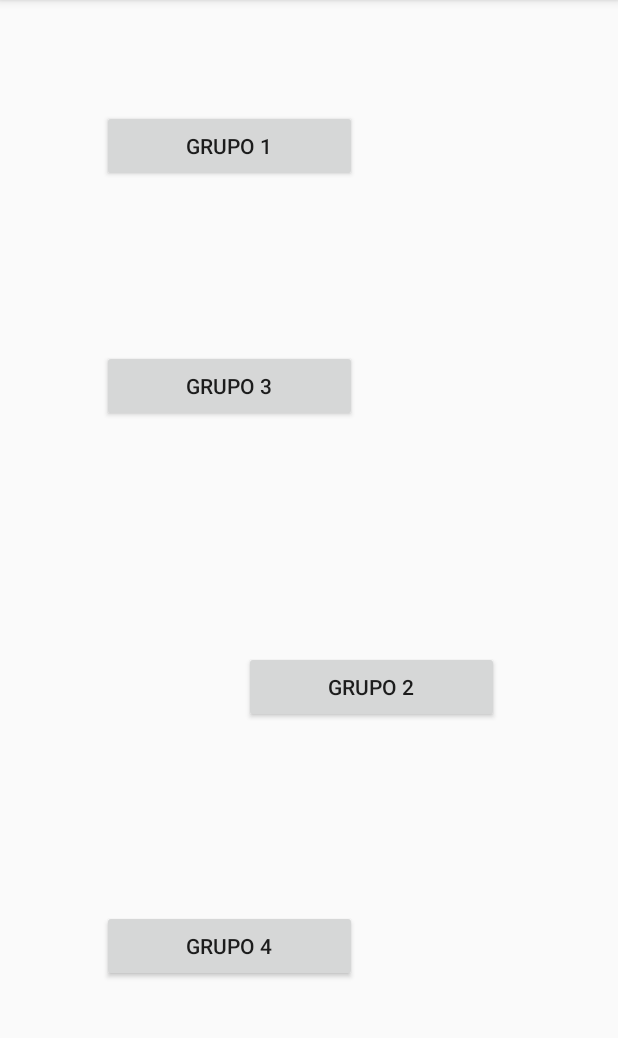
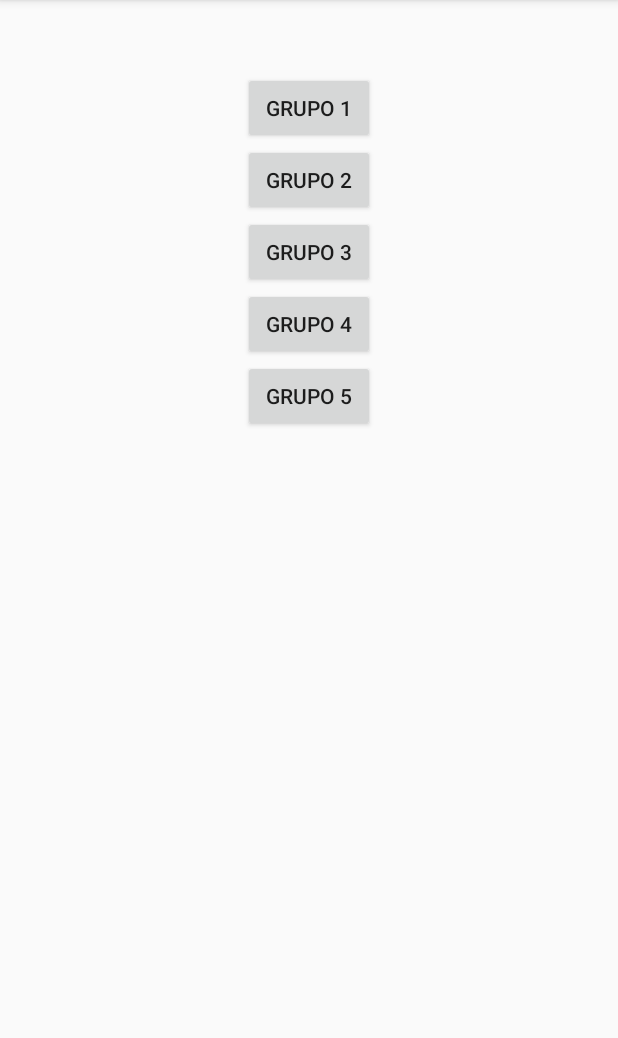
Before and after one commit to yandersantana/tareasGrupos, an Android app: the screen it shows after launch (MainActivity), on a phone screen of 412 x 824 dp, the part 84-1122 px from its top. Run offline under Robolectric (Android 15) with nearby library versions, the phone set to English and light mode, and no system bars.

```diff
--- a/app/src/main/java/com/example/yander/tareasgrupos/Gr1.java
+++ b/app/src/main/java/com/example/yander/tareasgrupos/Gr1.java
@@ -17,7 +17,7 @@ public class Gr1 extends AppCompatActivity {
     private RatingBar ratingBar;
     private TextView txtRatingValue;
     private Button btnSubmit;
-    private String message;
+    private String texto;
     private EditText editText2;
 
     @Override
@@ -48,21 +48,21 @@ public class Gr1 extends AppCompatActivity {
     }
 
     public void addListenerOnButton() {
-
         ratingBar = (RatingBar) findViewById(R.id.ratingBar);
         btnSubmit = (Button) findViewById(R.id.btnSubmit);
-        editText2 = (EditText) findViewById(R.id.comentarios);
-         message= "Comentario:" + editText2.getText().toString() +"/n"+ String.valueOf(ratingBar.getRating());
+        editText2   = ((EditText)findViewById(R.id.comentarios));
+        texto= editText2.getText().toString();
 
         //if click on me, then display the current rating value.
         btnSubmit.setOnClickListener(new OnClickListener() {
 
             @Override
             public void onClick(View v) {
+                texto = "\n Comentario enviado: " + editText2.getText().toString() +"\n Calificacion: " +String.valueOf(ratingBar.getRating());
+                Toast.makeText(Gr1.this,texto
+                        ,
+                        Toast.LENGTH_SHORT).show();
 
-                Toast.makeText(Gr1.this,
-                        message,
-                        Toast.LENGTH_SHORT).show();
 
             }
 
--- a/app/src/main/java/com/example/yander/tareasgrupos/Gr2.java
+++ b/app/src/main/java/com/example/yander/tareasgrupos/Gr2.java
@@ -2,12 +2,16 @@ package com.example.yander.tareasgrupos;
 
 import android.support.v7.app.AppCompatActivity;
 import android.os.Bundle;
-
+import java.util.Calendar;
 public class Gr2 extends AppCompatActivity {
 
     @Override
     protected void onCreate(Bundle savedInstanceState) {
         super.onCreate(savedInstanceState);
         setContentView(R.layout.activity_gr2);
+
+
     }
+
+
 }
--- a/app/src/main/res/layout/activity_gr1.xml
+++ b/app/src/main/res/layout/activity_gr1.xml
@@ -67,7 +67,7 @@
         android:layout_height="wrap_content"
         android:layout_alignParentBottom="true"
         android:layout_centerHorizontal="true"
-        android:layout_marginBottom="142dp"
+        android:layout_marginBottom="86dp"
         android:text="Enviar" />
 
     <TextView
--- a/app/src/main/res/layout/activity_gr2.xml
+++ b/app/src/main/res/layout/activity_gr2.xml
@@ -6,12 +6,15 @@
     android:layout_height="match_parent"
     tools:context=".Gr2">
 
-    <Button
-        android:id="@+id/button3"
+
+    <TimePicker
+        android:id="@+id/simpleTimePicker"
         android:layout_width="wrap_content"
         android:layout_height="wrap_content"
-        android:text="Button2"
+        android:layout_centerHorizontal="true"
+        android:padding="20dp"
+        android:timePickerMode="spinner"
         app:layout_constraintEnd_toEndOf="parent"
         app:layout_constraintStart_toStartOf="parent"
-        tools:layout_editor_absoluteY="87dp" />
+        tools:layout_editor_absoluteY="32dp" /> <!-- 20dp padding from all the sides of a time picker -->
 </android.support.constraint.ConstraintLayout>
--- a/app/src/main/res/layout/activity_main.xml
+++ b/app/src/main/res/layout/activity_main.xml
@@ -1,66 +1,56 @@
 <?xml version="1.0" encoding="utf-8"?>
-<RelativeLayout xmlns:android="http://schemas.android.com/apk/res/android"
-    xmlns:app="http://schemas.android.com/apk/res-auto"
-    xmlns:tools="http://schemas.android.com/tools"
+<LinearLayout xmlns:android="http://schemas.android.com/apk/res/android"
     android:layout_width="match_parent"
     android:layout_height="match_parent"
-    tools:context=".MainActivity">
+    android:orientation="vertical"
+    android:padding="48dp">
+
 
     <Button
         android:id="@+id/grupo1"
-        android:layout_width="170dp"
+        android:layout_width="wrap_content"
         android:layout_height="wrap_content"
-        android:layout_alignParentStart="true"
-        android:layout_alignParentLeft="true"
-        android:layout_alignParentTop="true"
-        android:layout_marginStart="68dp"
-        android:layout_marginLeft="68dp"
-        android:layout_marginTop="73dp"
         android:text="Grupo 1"
-        app:layout_constraintEnd_toEndOf="parent"
-        app:layout_constraintStart_toStartOf="parent"
-        tools:layout_editor_absoluteY="136dp" />
+        android:layout_gravity="center_horizontal"
+        android:layout_row="2"
+        android:layout_column="2" />
 
     <Button
         android:id="@+id/grupo2"
-        android:layout_width="170dp"
+        android:layout_width="wrap_content"
         android:layout_height="wrap_content"
-        android:layout_alignParentEnd="true"
-        android:layout_alignParentRight="true"
-        android:layout_alignParentBottom="true"
-        android:layout_marginEnd="79dp"
-        android:layout_marginRight="79dp"
-        android:layout_marginBottom="286dp"
+        android:layout_gravity="center_horizontal"
         android:text="Grupo 2"
-        app:layout_constraintEnd_toEndOf="parent"
-        app:layout_constraintStart_toStartOf="parent"
-        tools:layout_editor_absoluteY="208dp" />
+        android:layout_row="2"
+        android:layout_column="2" />
 
     <Button
         android:id="@+id/grupo3"
-        android:layout_width="170dp"
+        android:layout_width="wrap_content"
         android:layout_height="wrap_content"
-        android:layout_alignStart="@+id/grupo4"
-        android:layout_alignParentTop="true"
-        android:layout_marginStart="0dp"
-        android:layout_marginTop="233dp"
+        android:layout_gravity="center_horizontal"
         android:text="Grupo 3"
-        app:layout_constraintEnd_toEndOf="parent"
-        app:layout_constraintStart_toStartOf="parent"
-        tools:layout_editor_absoluteY="275dp" />
+        android:layout_row="2"
+        android:layout_column="2" />
 
     <Button
         android:id="@+id/grupo4"
-        android:layout_width="170dp"
+        android:layout_width="wrap_content"
         android:layout_height="wrap_content"
-        android:layout_alignParentStart="true"
-        android:layout_alignParentLeft="true"
-        android:layout_alignParentBottom="true"
-        android:layout_marginStart="68dp"
-        android:layout_marginLeft="68dp"
-        android:layout_marginBottom="113dp"
+        android:layout_gravity="center_horizontal"
         android:text="Grupo 4"
-        app:layout_constraintEnd_toEndOf="parent"
-        app:layout_constraintStart_toStartOf="parent"
-        tools:layout_editor_absoluteY="347dp" />
-</RelativeLayout>
+        android:layout_row="2"
+        android:layout_column="2" />
+
+    <Button
+        android:id="@+id/grupo5"
+        android:layout_width="wrap_content"
+        android:layout_height="wrap_content"
+        android:layout_gravity="center_horizontal"
+        android:text="Grupo 5"
+        android:layout_row="2"
+        android:layout_column="2" />
+
+
+
+</LinearLayout>
```
